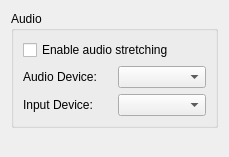
Before: the Qt Designer form src/citra_qt/configuration/configure_audio.ui in grimtnt/citra, drawn with Qt 5.
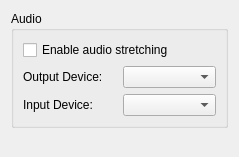
After: the same form once the commit is applied.

Patch:
```diff
--- a/src/citra_qt/configuration/configure_audio.ui
+++ b/src/citra_qt/configuration/configure_audio.ui
@@ -6,7 +6,7 @@
    <rect>
     <x>0</x>
     <y>0</y>
-    <width>229</width>
+    <width>239</width>
     <height>157</height>
    </rect>
   </property>
@@ -28,11 +28,11 @@
        </widget>
       </item>
       <item>
-       <layout class="QHBoxLayout">
+       <layout class="QHBoxLayout" name="output">
         <item>
-         <widget class="QLabel" name="audio_device_label">
+         <widget class="QLabel" name="output_device_label">
           <property name="text">
-           <string>Audio Device:</string>
+           <string>Output Device:</string>
           </property>
          </widget>
         </item>
```
Left out of the diff: 2 changed lines with no effect on the pictures.
